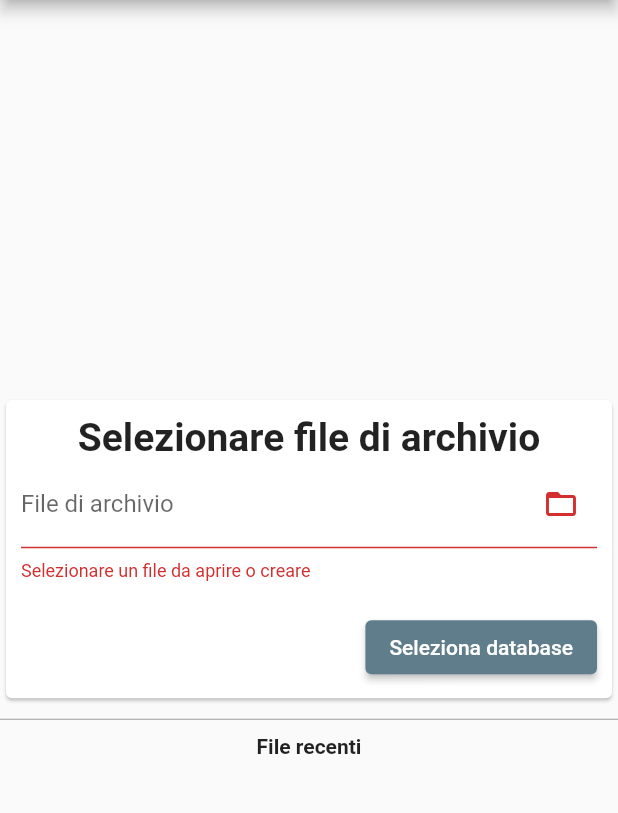
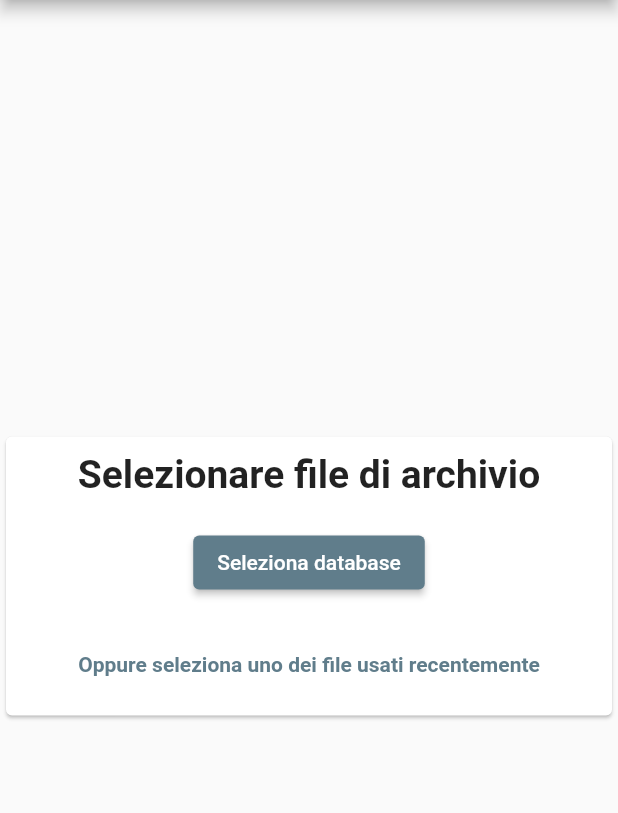
Before and after one commit to antonio-fasolato/scadenziario, a Flutter app: the screen it shows after launch, after a tap on "Seleziona database", on a phone screen of 412 x 824 dp, the part 84-897 px from its top. Run offline on Flutter 3.47's test engine with Material 2 defaults, Android fonts, the phone set to English and light mode, and no system bars; our stand-ins replace email_validator, file_picker, logger, shared_preferences, sqflite_common, sqflite_common_ffi; accounts and stored records are empty.

Commit message:
Changed DB selection interface

```diff
--- a/lib/scenes/database_selection_scene.dart
+++ b/lib/scenes/database_selection_scene.dart
@@ -4,40 +4,50 @@ import 'package:scadenziario/repositories/sqlite_connection.dart';
 import 'package:shared_preferences/shared_preferences.dart';
 import 'dart:io' as io;
 
-class DatabaseSelectionScene extends StatelessWidget {
+class DatabaseSelectionScene extends StatefulWidget {
   static const String _recentFilesKey = "recentFiles";
   final SharedPreferences _sharedPreferences;
   final Function(SqliteConnection) _setSqliteConnection;
 
-  DatabaseSelectionScene(
+  const DatabaseSelectionScene(
       {super.key,
       required SharedPreferences sharedPreferences,
       required Function(SqliteConnection) setSqliteConnection})
       : _sharedPreferences = sharedPreferences,
         _setSqliteConnection = setSqliteConnection;
 
-  final GlobalKey<FormState> _formKey = GlobalKey<FormState>();
-  final TextEditingController _fileController = TextEditingController();
+  @override
+  State<DatabaseSelectionScene> createState() => _DatabaseSelectionSceneState();
+}
 
-  // final TextEditingController _passwordController = TextEditingController();
-  // final TextEditingController _passwordCheckController =
-  //     TextEditingController();
+class _DatabaseSelectionSceneState extends State<DatabaseSelectionScene> {
+  bool _showRecntFiles = false;
 
   List<ListTile> _getRecentFiles() {
-    List<String> files =
-        _sharedPreferences?.getStringList(_recentFilesKey) ?? [];
+    List<String> files = widget._sharedPreferences
+            ?.getStringList(DatabaseSelectionScene._recentFilesKey) ??
+        [];
 
     return List.of(files.reversed.map((f) => ListTile(
           contentPadding: const EdgeInsets.all(1),
           title: SelectableText(f),
           onTap: () {
-            _fileController.text = f;
+            _openDatabase(f);
           },
         )));
   }
 
+  void _openDatabase(String path) {
+    widget._setSqliteConnection(SqliteConnection(path));
+    _pushRecentFile(path);
+
+    Navigator.of(context).pushNamedAndRemoveUntil("/home", (route) => false);
+  }
+
   void _pushRecentFile(String path) {
-    var oldFiles = _sharedPreferences?.getStringList(_recentFilesKey) ?? [];
+    var oldFiles = widget._sharedPreferences
+            ?.getStringList(DatabaseSelectionScene._recentFilesKey) ??
+        [];
     if (!oldFiles.contains(path)) {
       oldFiles.add(path);
     }
@@ -46,15 +56,17 @@ class DatabaseSelectionScene extends StatelessWidget {
       oldFiles.sublist(1);
     }
 
-    _sharedPreferences.setStringList(_recentFilesKey, oldFiles);
+    widget._sharedPreferences
+        .setStringList(DatabaseSelectionScene._recentFilesKey, oldFiles);
   }
 
   Future<void> _selectDatabaseFile(BuildContext context) async {
-    if (_formKey.currentState?.validate() ?? false) {
-      _setSqliteConnection(SqliteConnection(_fileController.text));
-      _pushRecentFile(_fileController.text);
-
-      Navigator.of(context).pushNamedAndRemoveUntil("/home", (route) => false);
+    String? selectedPath = await FilePicker.platform.saveFile(
+        dialogTitle: "Selezionare il file di archivio",
+        type: FileType.custom,
+        allowedExtensions: ["db", "sqlite"]);
+    if (selectedPath != null) {
+      _openDatabase(selectedPath);
     }
   }
 
@@ -79,92 +91,38 @@ class DatabaseSelectionScene extends StatelessWidget {
                       const Text("Selezionare file di archivio",
                           style: TextStyle(
                               fontSize: 26, fontWeight: FontWeight.bold)),
-                      Form(
-                          key: _formKey,
-                          child: Column(
-                            mainAxisSize: MainAxisSize.min,
-                            children: [
-                              TextFormField(
-                                controller: _fileController,
-                                decoration: InputDecoration(
-                                  label: const Text("File di archivio"),
-                                  suffixIcon: IconButton(
-                                      onPressed: () async {
-                                        String? selectedPath =
-                                            await FilePicker.platform.saveFile(
-                                                dialogTitle:
-                                                    "Selezionare il file di archivio",
-                                                type: FileType.custom,
-                                                allowedExtensions: [
-                                              ".db",
-                                              ".sqlite"
-                                            ]);
-                                        if (selectedPath != null) {
-                                          _fileController.text = selectedPath;
-                                        }
-                                      },
-                                      icon: const Icon(Icons.folder_open)),
-                                ),
-                                validator: (value) => (value?.isEmpty ?? false)
-                                    ? "Selezionare un file da aprire o creare"
-                                    : null,
-                              ),
-                              // TextFormField(
-                              //   controller: _passwordController,
-                              //   obscureText: true,
-                              //   decoration: const InputDecoration(
-                              //     label: Text("Password"),
-                              //   ),
-                              //   validator: (value) {
-                              //     if (value?.isNotEmpty ?? false) {
-                              //       if (value !=
-                              //           _passwordCheckController.text) {
-                              //         return "Password e controllo password devono combaciare";
-                              //       }
-                              //     }
-                              //     return null;
-                              //   },
-                              // ),
-                              // TextFormField(
-                              //   controller: _passwordCheckController,
-                              //   obscureText: true,
-                              //   decoration: const InputDecoration(
-                              //     label: Text("Controllo password"),
-                              //   ),
-                              // ),
-                            ],
-                          )),
                       const SizedBox(
                         height: 20,
                       ),
-                      Row(
-                        mainAxisSize: MainAxisSize.min,
-                        children: [
-                          const Spacer(),
-                          ElevatedButton(
-                              onPressed: () async {
-                                await _selectDatabaseFile(context);
-                              },
-                              child: const Text("Seleziona database")),
-                        ],
+                      ElevatedButton(
+                          onPressed: () async {
+                            await _selectDatabaseFile(context);
+                          },
+                          child: const Text("Seleziona database")),
+                      const SizedBox(
+                        height: 20,
                       ),
+                      Visibility(
+                        visible: !_showRecntFiles,
+                        child: TextButton(
+                          child: const Text(
+                              "Oppure seleziona uno dei file usati recentemente",
+                              style: TextStyle(fontWeight: FontWeight.bold)),
+                          onPressed: () => setState(() {
+                            _showRecntFiles = true;
+                          }),
+                        ),
+                      ),
+                      Visibility(
+                        visible: _showRecntFiles,
+                        child: ListView(
+                          shrinkWrap: true,
+                          children: _getRecentFiles(),
+                        ),
+                      )
                     ],
                   ),
                 ),
-              ),
-            ),
-            const SizedBox(
-              height: 20,
-              width: 450,
-              child: Divider(color: Colors.grey),
-            ),
-            const Text("File recenti",
-                style: TextStyle(fontWeight: FontWeight.bold)),
-            SizedBox(
-              width: 450,
-              child: ListView(
-                shrinkWrap: true,
-                children: _getRecentFiles(),
               ),
             ),
           ],
```
Also changed, not shown: 1 other file.
